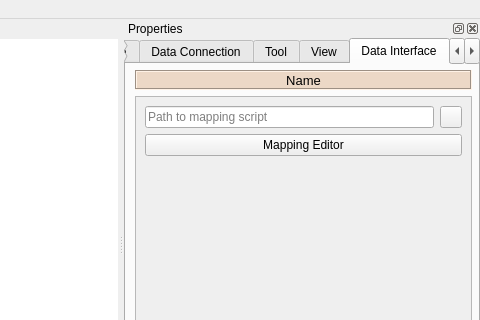
Above: spinetoolbox/ui/mainwindow.ui from spine-tools/Spine-Toolbox before the change; both pictures show x 382 to 862 and y 0 to 320 of the 862 by 708 pixel window. Below: the same form after it.
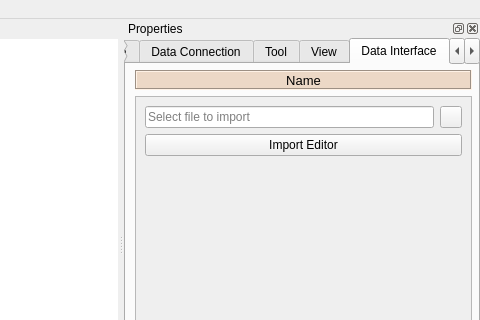
That is the form after the change. The open tabs and pages were chosen to show the change. Icons and pictures are not drawn. Custom widgets are drawn as their Qt base class.

Commit message: Minor changes to Data Interface

```diff
--- a/spinetoolbox/ui/mainwindow.ui
+++ b/spinetoolbox/ui/mainwindow.ui
@@ -2175,8 +2175,8 @@
              <rect>
               <x>0</x>
               <y>0</y>
-              <width>333</width>
-              <height>361</height>
+              <width>370</width>
+              <height>338</height>
              </rect>
             </property>
             <layout class="QVBoxLayout" name="verticalLayout_21">
@@ -2188,7 +2188,7 @@
                   <string/>
                  </property>
                  <property name="placeholderText">
-                  <string>Path to mapping script</string>
+                  <string>Select file to import</string>
                  </property>
                  <property name="clearButtonEnabled">
                   <bool>true</bool>
@@ -2232,7 +2232,7 @@
              <item>
               <widget class="QPushButton" name="pushButton_mapping_editor">
                <property name="text">
-                <string>Mapping Editor</string>
+                <string>Import Editor</string>
                </property>
               </widget>
              </item>
```
Left out of the diff: 38 changed lines with no effect on the pictures. The commit also changes 6 other files.
